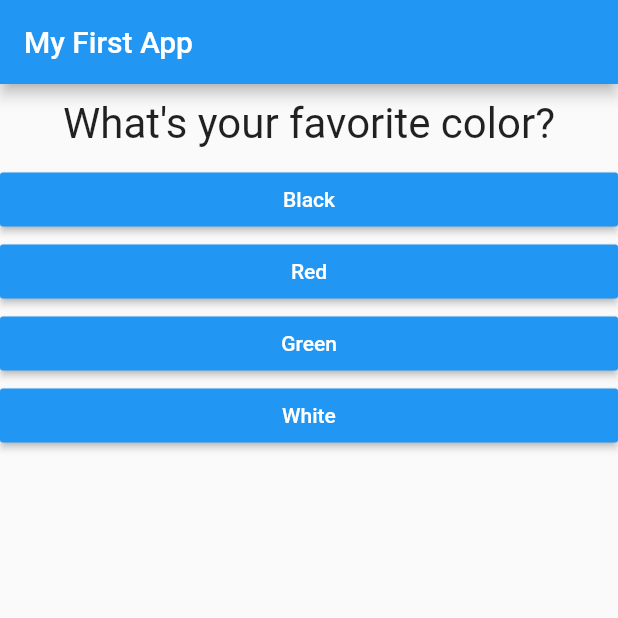
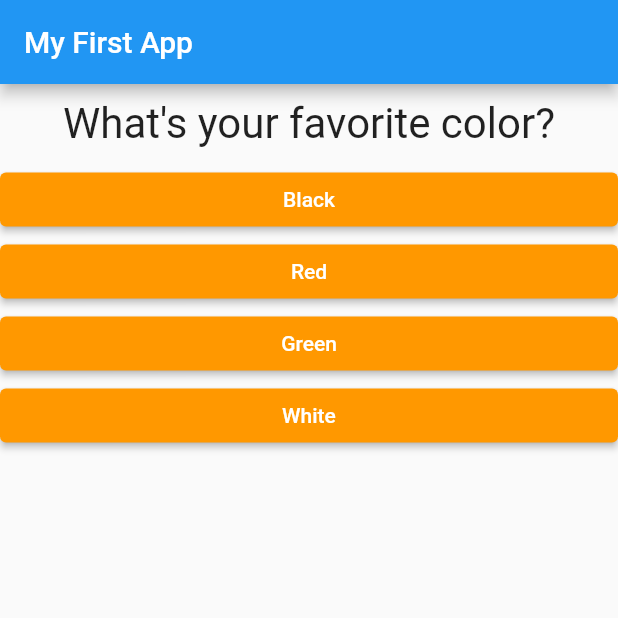
Before and after one commit to AlphaDecodeX/QuizApp, a Flutter app: the screen it shows after launch, on a phone screen of 412 x 824 dp, the top half of it. Run offline on Flutter 3.47's test engine with Material 2 defaults, Android fonts, the phone set to English and light mode, and no system bars.

Commit message:
Flutter Latest Widgets Updated

```diff
--- a/lib/answer.dart
+++ b/lib/answer.dart
@@ -9,11 +9,14 @@ class Answer extends StatelessWidget {
   Widget build(BuildContext context) {
     return Container(
       width: double.infinity,
-      child: RaisedButton(
+      child: ElevatedButton(
         child: Text(answerText),
-        textColor: Colors.white,
         onPressed: selectHandler,
-        color: Colors.blue,
+        // style: ButtonStyle(
+        //     backgroundColor: MaterialStateProperty.all(Colors.orange),
+        //     foregroundColor: MaterialStateProperty.all(Colors.white)),
+        style: ElevatedButton.styleFrom(
+            primary: Colors.orange, onPrimary: Colors.white),
       ),
     );
   }
--- a/lib/result.dart
+++ b/lib/result.dart
@@ -28,9 +28,10 @@ class Result extends StatelessWidget {
             resultPhrase,
             style: TextStyle(fontSize: 36, fontWeight: FontWeight.bold),
           ),
-          FlatButton(
+          TextButton(
               onPressed: resetHandler,
-              textColor: Colors.blue,
+              // style: ButtonStyle(),
+              style: TextButton.styleFrom(primary: Colors.orange),
               child: Text("Restart Quiz"))
         ],
       ),
```
